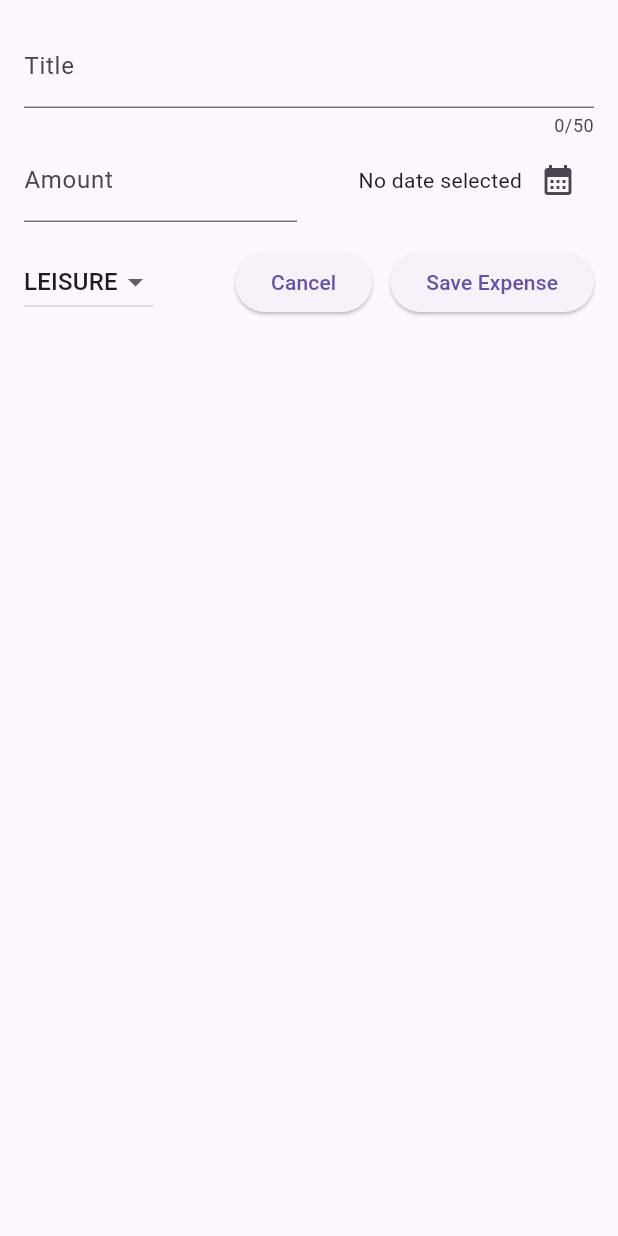
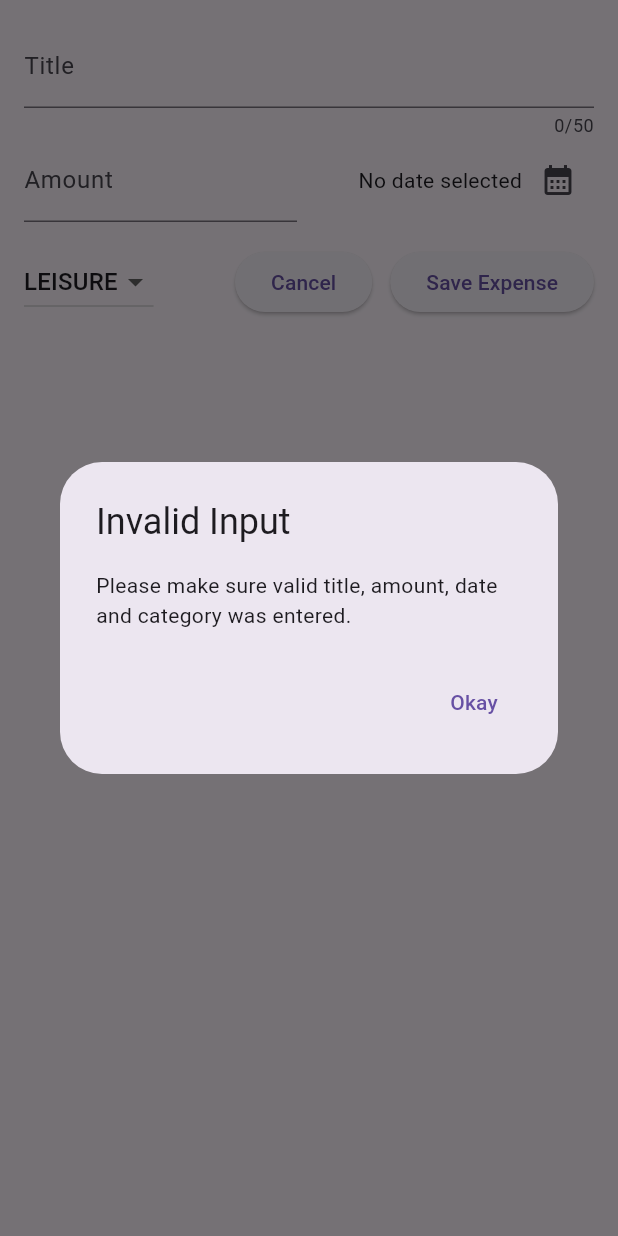
Before and after one commit to brijeshkumar-chavda/ExpenseTracker, a Flutter app: the NewExpense widget shown alone on an empty page, opened directly, after a tap on "Save Expense", on a phone screen of 412 x 824 dp. Run offline on Flutter 3.47's test engine with Material 3 defaults, Android fonts, the phone set to English and light mode, and no system bars.

Commit message:
feat: add alert dialog for invalid input

```diff
--- a/lib/widgets/new_expense.dart
+++ b/lib/widgets/new_expense.dart
@@ -33,6 +33,34 @@ class _NewExpenseState extends State<NewExpense> {
     setState(() {
       _selectedDate = pickedDate;
     });
+  }
+
+  void _submitExpenseData() {
+    final enteredAmount = double.tryParse(_amountController.text);
+    final isAmountInvalid = enteredAmount == null || enteredAmount <= 0;
+
+    if (_titleController.text.trim().isEmpty ||
+        isAmountInvalid ||
+        _selectedDate == null) {
+      showDialog(
+        context: context,
+        builder: (ctx) => AlertDialog(
+          title: Text("Invalid Input"),
+          content: Text(
+            "Please make sure valid title, amount, date and category was entered.",
+          ),
+          actions: [
+            TextButton(
+              onPressed: () {
+                Navigator.pop(ctx);
+              },
+              child: Text("Okay"),
+            ),
+          ],
+        ),
+      );
+      return;
+    }
   }
 
   @override
@@ -116,10 +144,7 @@ class _NewExpenseState extends State<NewExpense> {
               ),
               SizedBox(width: 12),
               ElevatedButton(
-                onPressed: () {
-                  print(_titleController.text);
-                  print(_amountController.text);
-                },
+                onPressed: _submitExpenseData,
                 child: Text("Save Expense"),
               ),
             ],
```
